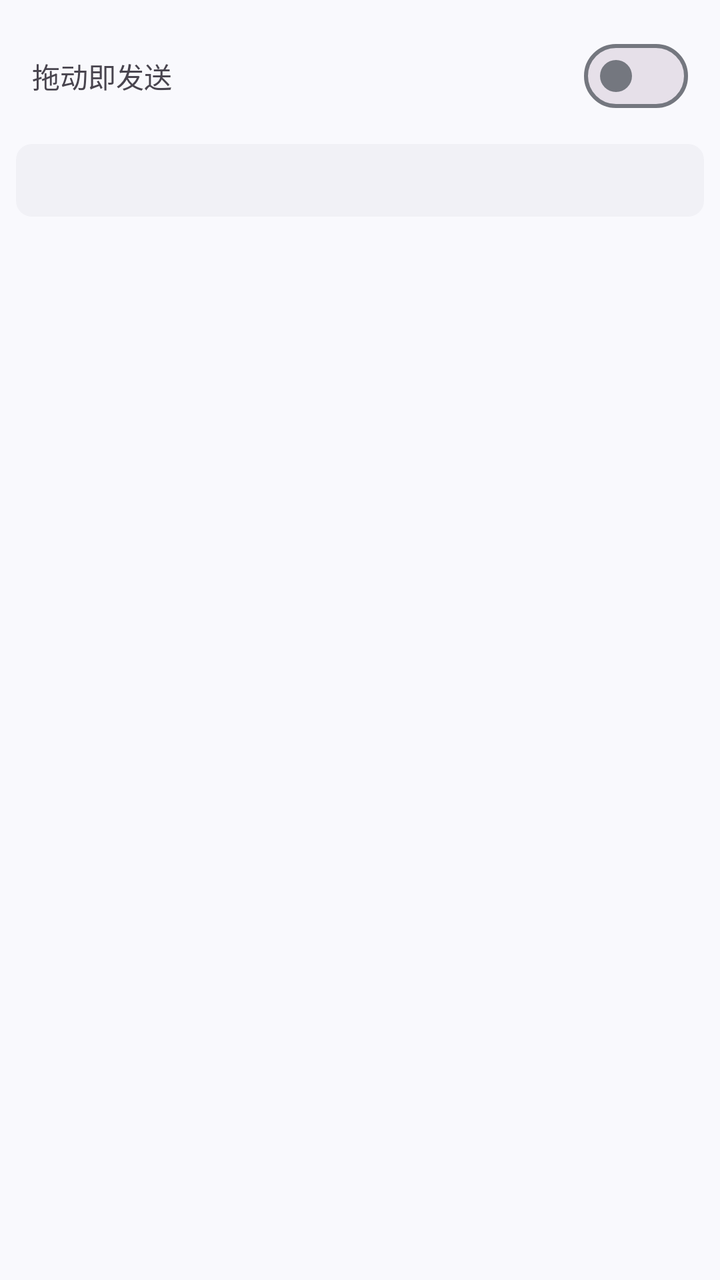
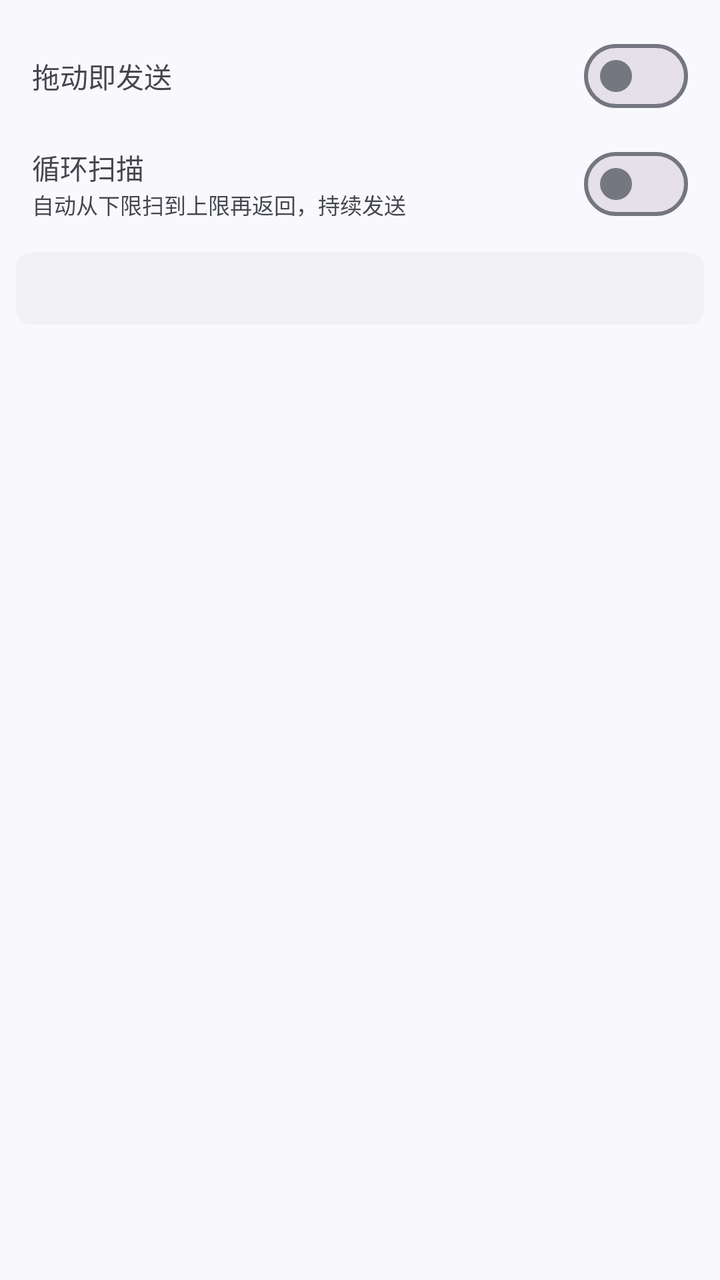

Before-and-after screenshots of an Android layout around one commit, followed by the original layout XML and the change that was made.
<!-- AndroidManifest.xml: application theme Theme.BluetoothAssistant -->
<!-- res/layout/dialog_slider_control.xml -->
<?xml version="1.0" encoding="utf-8"?>
<LinearLayout xmlns:android="http://schemas.android.com/apk/res/android"
    android:layout_width="match_parent"
    android:layout_height="wrap_content"
    android:orientation="vertical"
    android:paddingHorizontal="8dp"
    android:paddingTop="4dp">

    <ScrollView
        android:layout_width="match_parent"
        android:layout_height="wrap_content">

        <LinearLayout
            android:id="@+id/sliderContainer"
            android:layout_width="match_parent"
            android:layout_height="wrap_content"
            android:orientation="vertical" />
    </ScrollView>

    <LinearLayout
        android:layout_width="match_parent"
        android:layout_height="wrap_content"
        android:gravity="center_vertical"
        android:orientation="horizontal"
        android:paddingHorizontal="8dp"
        android:paddingTop="10dp">

        <TextView
            android:layout_width="0dp"
            android:layout_height="wrap_content"
            android:layout_weight="1"
            android:text="@string/drag_to_send"
            android:textSize="14sp" />

        <com.google.android.material.materialswitch.MaterialSwitch
            android:id="@+id/swAutoSend"
            android:layout_width="wrap_content"
            android:layout_height="wrap_content" />
    </LinearLayout>

    <TextView
        android:id="@+id/sliderPreview"
        android:layout_width="match_parent"
        android:layout_height="wrap_content"
        android:layout_marginTop="10dp"
        android:background="@drawable/bg_log"
        android:fontFamily="monospace"
        android:padding="10dp"
        android:textColor="?attr/colorOnSurfaceVariant"
        android:textSize="12sp" />
</LinearLayout>
<!-- resources referenced by this layout -->
<resources>
  <!-- drawable bg_log (drawable) -->
  <shape xmlns:android="http://schemas.android.com/apk/res/android"
      android:shape="rectangle">
      <solid android:color="@color/log_background" />
      <corners android:radius="8dp" />
  </shape>
  <string name="drag_to_send">拖动即发送</string>
  <style name="Theme.BluetoothAssistant" parent="Theme.Material3.DayNight.NoActionBar">
          <item name="colorPrimary">@color/primary</item>
          <item name="colorOnPrimary">@color/onPrimary</item>
          <item name="colorPrimaryContainer">@color/primaryContainer</item>
          <item name="colorOnPrimaryContainer">@color/onPrimaryContainer</item>
          <item name="colorSecondary">@color/secondary</item>
          <item name="colorOnSecondary">@color/onSecondary</item>
          <item name="colorSecondaryContainer">@color/secondaryContainer</item>
          <item name="colorOnSecondaryContainer">@color/onSecondaryContainer</item>
          <item name="android:colorBackground">@color/background</item>
          <item name="colorSurface">@color/surface</item>
          <item name="colorOnSurface">@color/onSurface</item>
          <item name="colorSurfaceVariant">@color/surfaceVariant</item>
          <item name="colorOnSurfaceVariant">@color/onSurfaceVariant</item>
          <item name="colorOutline">@color/outline</item>
      </style>
  <color name="log_background">#F1F1F6</color>
  <color name="primary">#1565C0</color>
  <color name="onPrimary">#FFFFFF</color>
  <color name="primaryContainer">#D6E3FF</color>
  <color name="onPrimaryContainer">#001B3F</color>
  <color name="secondary">#575E71</color>
  <color name="onSecondary">#FFFFFF</color>
  <color name="secondaryContainer">#DBE2F9</color>
  <color name="onSecondaryContainer">#141B2C</color>
  <color name="background">#F9F9FD</color>
  <color name="surface">#F9F9FD</color>
  <color name="onSurface">#191C20</color>
  <color name="surfaceVariant">#E1E2EC</color>
  <color name="onSurfaceVariant">#44474F</color>
  <color name="outline">#74777F</color>
</resources>

<!-- the commit's change to res/layout/dialog_slider_control.xml (unified diff, before → after) -->
@@ -38,6 +38,40 @@
             android:layout_height="wrap_content" />
     </LinearLayout>
 
+    <LinearLayout
+        android:layout_width="match_parent"
+        android:layout_height="wrap_content"
+        android:gravity="center_vertical"
+        android:orientation="horizontal"
+        android:paddingHorizontal="8dp"
+        android:paddingTop="6dp">
+
+        <LinearLayout
+            android:layout_width="0dp"
+            android:layout_height="wrap_content"
+            android:layout_weight="1"
+            android:orientation="vertical">
+
+            <TextView
+                android:layout_width="match_parent"
+                android:layout_height="wrap_content"
+                android:text="@string/scan_mode"
+                android:textSize="14sp" />
+
+            <TextView
+                android:layout_width="match_parent"
+                android:layout_height="wrap_content"
+                android:text="@string/scan_mode_hint"
+                android:textColor="?attr/colorOnSurfaceVariant"
+                android:textSize="11sp" />
+        </LinearLayout>
+
+        <com.google.android.material.materialswitch.MaterialSwitch
+            android:id="@+id/swScan"
+            android:layout_width="wrap_content"
+            android:layout_height="wrap_content" />
+    </LinearLayout>
+
     <TextView
         android:id="@+id/sliderPreview"
         android:layout_width="match_parent"
<!-- resource entries referenced after the edit -->
@@ -7,6 +7,8 @@
       <corners android:radius="8dp" />
   </shape>
   <string name="drag_to_send">拖动即发送</string>
+  <string name="scan_mode">循环扫描</string>
+  <string name="scan_mode_hint">自动从下限扫到上限再返回，持续发送</string>
   <style name="Theme.BluetoothAssistant" parent="Theme.Material3.DayNight.NoActionBar">
           <item name="colorPrimary">@color/primary</item>
           <item name="colorOnPrimary">@color/onPrimary</item>
